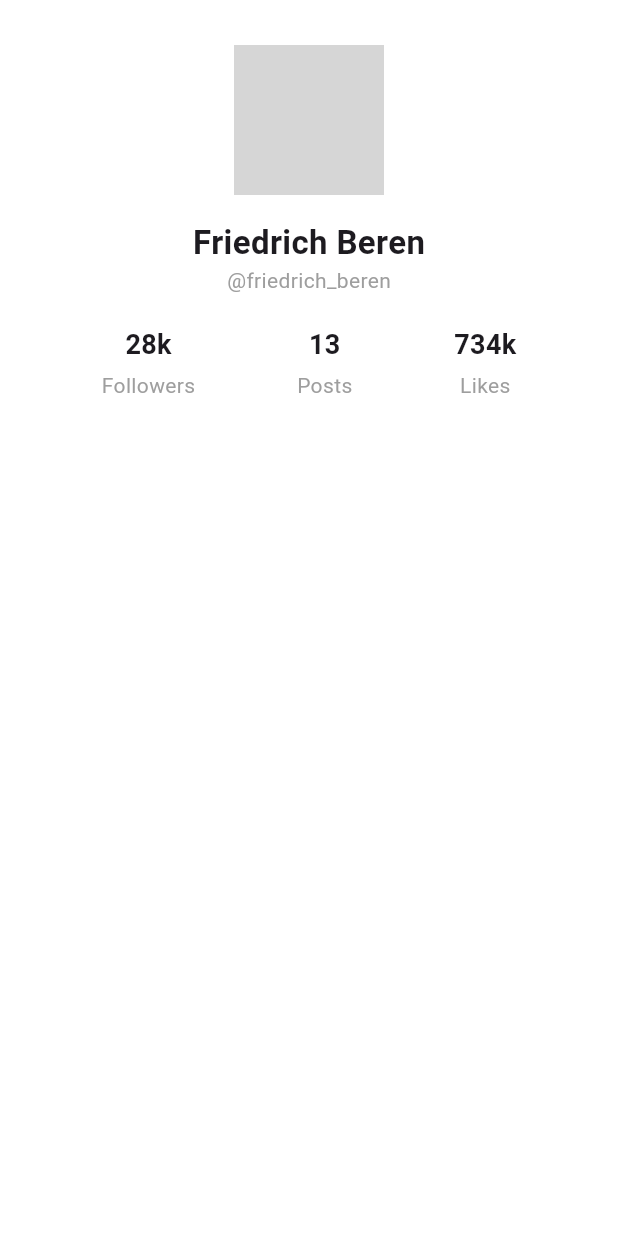
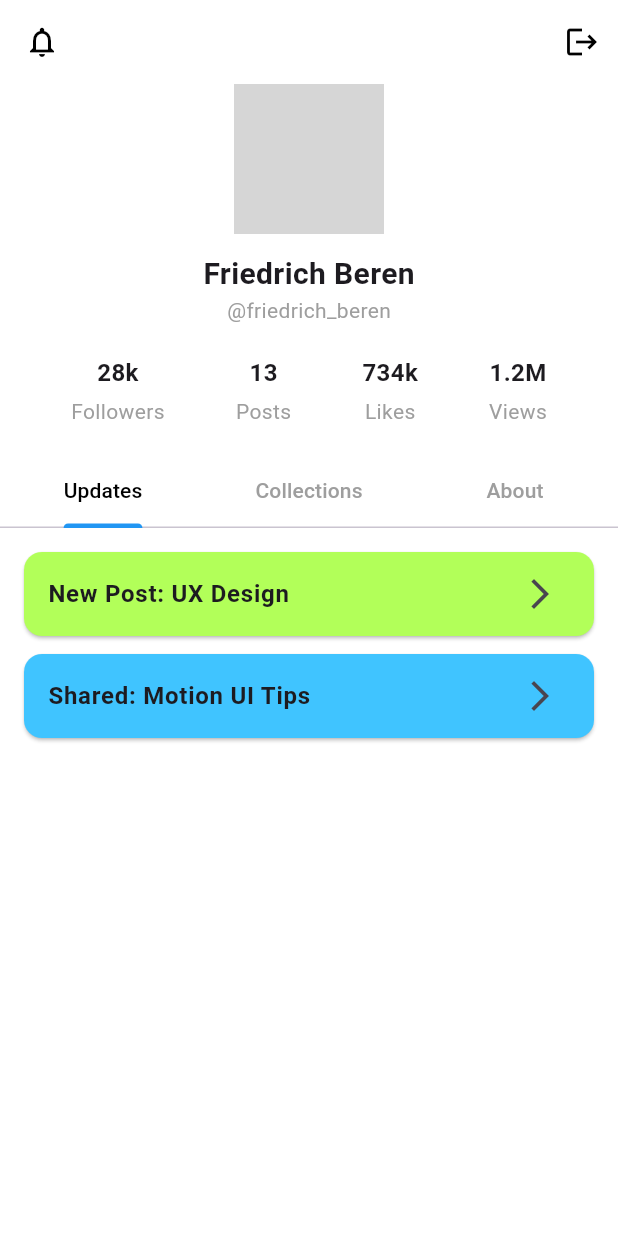
Before and after one commit to farrelka123/ImmapaHub_tubes_dppb, a Flutter app: the ProfilePage screen opened directly, on a phone screen of 412 x 824 dp. Run offline on Flutter 3.47's test engine with Material 3 defaults, Android fonts, the phone set to English and light mode, and no system bars; network calls fail; grey boxes are pictures that could not be loaded.

Commit message:
Hari kamis
08/05/2025

Co-Authored-By: farrelka123 <171678912+farrelka123@users.noreply.github.com>

```diff
--- a/lib/pages/login_page.dart
+++ b/lib/pages/login_page.dart
@@ -1,6 +1,5 @@
 import 'package:flutter/material.dart';
 import '../main.dart'; // Pastikan path import sesuai lokasi MainPage.dart
-
 class LoginPage extends StatelessWidget {
   const LoginPage({super.key});
 
--- a/lib/pages/profile_page.dart
+++ b/lib/pages/profile_page.dart
@@ -1,54 +1,160 @@
 import 'package:flutter/material.dart';
+import '../login_page.dart'; // Untuk logout kembali ke login
 
-class ProfilePage extends StatelessWidget {
+class ProfilePage extends StatefulWidget {
   const ProfilePage({super.key});
+
+  @override
+  State<ProfilePage> createState() => _ProfilePageState();
+}
+
+class _ProfilePageState extends State<ProfilePage> with SingleTickerProviderStateMixin {
+  late TabController _tabController;
+
+  @override
+  void initState() {
+    _tabController = TabController(length: 3, vsync: this);
+    super.initState();
+  }
+
+  @override
+  void dispose() {
+    _tabController.dispose();
+    super.dispose();
+  }
 
   @override
   Widget build(BuildContext context) {
     return Scaffold(
       backgroundColor: Colors.white,
-      body: SafeArea(
-        child: Column(
-          crossAxisAlignment: CrossAxisAlignment.center,
+      appBar: AppBar(
+        backgroundColor: Colors.white,
+        elevation: 0,
+        leading: const Icon(Icons.notifications_none, color: Colors.black),
+        actions: [
+          IconButton(
+            icon: const Icon(Icons.logout, color: Colors.black),
+            onPressed: () {
+              Navigator.pushReplacement(
+                context,
+                MaterialPageRoute(builder: (context) => const LoginPage()),
+              );
+            },
+          )
+        ],
+      ),
+      body: Column(
         children: [
-            const SizedBox(height: 30),
           const CircleAvatar(
             radius: 50,
-              backgroundImage: NetworkImage('https://i.pravatar.cc/150?img=3'),
+            backgroundImage: NetworkImage('https://i.pravatar.cc/150?img=5'),
           ),
-            const SizedBox(height: 16),
-            const Text("Friedrich Beren", style: TextStyle(fontSize: 22, fontWeight: FontWeight.bold)),
+          const SizedBox(height: 12),
+          const Text("Friedrich Beren", style: TextStyle(fontSize: 20, fontWeight: FontWeight.bold)),
           const Text("@friedrich_beren", style: TextStyle(color: Colors.grey)),
+
           const SizedBox(height: 20),
           Row(
             mainAxisAlignment: MainAxisAlignment.spaceEvenly,
             children: const [
-                ProfileStat(label: "Followers", value: "28k"),
-                ProfileStat(label: "Posts", value: "13"),
-                ProfileStat(label: "Likes", value: "734k"),
-              ],
-            )
+              _Stat(title: 'Followers', value: '28k'),
+              _Stat(title: 'Posts', value: '13'),
+              _Stat(title: 'Likes', value: '734k'),
+              _Stat(title: 'Views', value: '1.2M'),
             ],
           ),
+
+          const SizedBox(height: 20),
+          // Tab Bar
+          TabBar(
+            controller: _tabController,
+            indicatorColor: Colors.blue,
+            labelColor: Colors.black,
+            unselectedLabelColor: Colors.grey,
+            tabs: const [
+              Tab(text: 'Updates'),
+              Tab(text: 'Collections'),
+              Tab(text: 'About'),
+            ],
+          ),
+
+          Expanded(
+            child: TabBarView(
+              controller: _tabController,
+              children: [
+                _buildUpdates(),
+                _buildCollections(),
+                _buildAbout(),
+              ],
+            ),
+          ),
+        ],
+      ),
+    );
+  }
+
+  Widget _buildUpdates() {
+    return ListView(
+      padding: const EdgeInsets.all(16),
+      children: [
+        _PostCard(title: "New Post: UX Design", color: Colors.lightGreenAccent),
+        _PostCard(title: "Shared: Motion UI Tips", color: Colors.lightBlueAccent),
+      ],
+    );
+  }
+
+  Widget _buildCollections() {
+    return ListView(
+      padding: const EdgeInsets.all(16),
+      children: [
+        _PostCard(title: "My UI Kit", color: Colors.amberAccent),
+        _PostCard(title: "Flutter Samples", color: Colors.purpleAccent),
+      ],
+    );
+  }
+
+  Widget _buildAbout() {
+    return const Padding(
+      padding: EdgeInsets.all(16.0),
+      child: Text(
+        "Hi, I'm Friedrich. A passionate designer and developer who loves to build beautiful mobile apps with Flutter. Always learning and creating.",
+        style: TextStyle(fontSize: 16),
       ),
     );
   }
 }
 
-class ProfileStat extends StatelessWidget {
-  final String label;
+class _Stat extends StatelessWidget {
+  final String title;
   final String value;
-
-  const ProfileStat({super.key, required this.label, required this.value});
+  const _Stat({required this.title, required this.value});
 
   @override
   Widget build(BuildContext context) {
     return Column(
       children: [
-        Text(value, style: const TextStyle(fontWeight: FontWeight.bold, fontSize: 18)),
+        Text(value, style: const TextStyle(fontWeight: FontWeight.bold, fontSize: 16)),
         const SizedBox(height: 4),
-        Text(label, style: const TextStyle(color: Colors.grey)),
+        Text(title, style: const TextStyle(color: Colors.grey)),
       ],
     );
   }
 }
+
+class _PostCard extends StatelessWidget {
+  final String title;
+  final Color color;
+  const _PostCard({required this.title, required this.color});
+
+  @override
+  Widget build(BuildContext context) {
+    return Card(
+      color: color,
+      margin: const EdgeInsets.only(bottom: 12),
+      child: ListTile(
+        title: Text(title, style: const TextStyle(fontWeight: FontWeight.bold)),
+        trailing: const Icon(Icons.arrow_forward_ios),
+      ),
+    );
+  }
+}
```
Also changed, not shown: lib/pages/explore_page.dart (+15 -10 lines), lib/pages/feed_page.dart (+40 -13 lines). Lines whose indentation alone changed are shown as unchanged.
